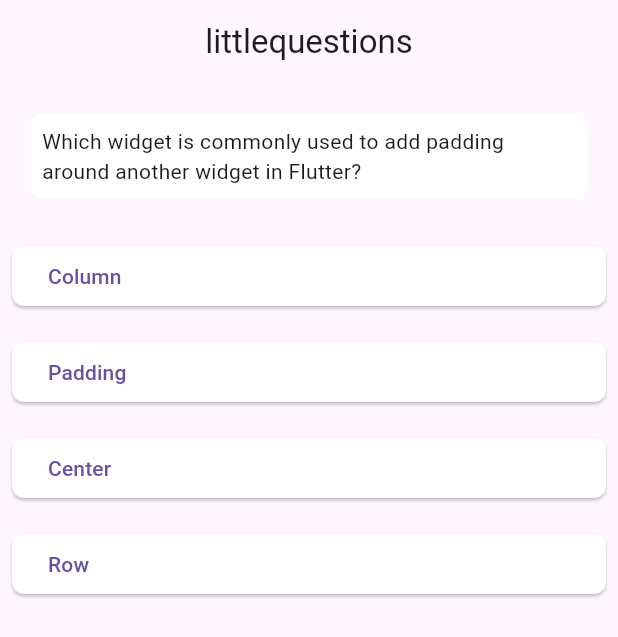
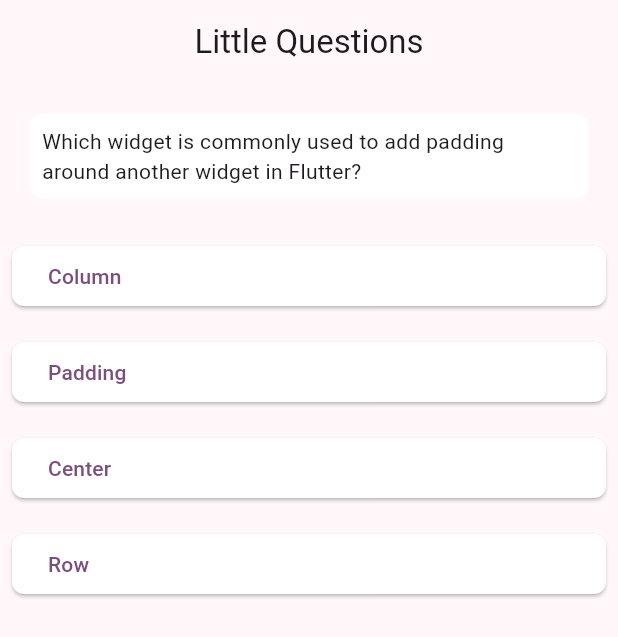
Before and after one commit to suamirochadev/little-questions, a Flutter app: the screen it shows after launch, after a tap on "Scaffold", on a phone screen of 412 x 824 dp. Shown: the top 637 px of the screen. Run offline on Flutter 3.47's test engine with Material 3 defaults, Android fonts, the phone set to English and light mode, and no system bars.

Commit message:
layout: color theme

```diff
--- a/lib/main.dart
+++ b/lib/main.dart
@@ -5,17 +5,17 @@ import 'package:littlequestions/congratulation.dart';
 import 'package:littlequestions/questionnaire.dart';
 
 void main() {
-  runApp(const littleQuestions());
+  runApp(const LittleQuestions());
 }
 
-class littleQuestions extends StatefulWidget {
-  const littleQuestions({super.key});
+class LittleQuestions extends StatefulWidget {
+  const LittleQuestions({super.key});
 
   @override
-  State<littleQuestions> createState() => _littleQuestionsState();
+  State<LittleQuestions> createState() => _LittleQuestionsState();
 }
 
-class _littleQuestionsState extends State<littleQuestions> {
+class _LittleQuestionsState extends State<LittleQuestions> {
   var _selectedQuestion = 0;
   var _totalScore = 0;
 
@@ -82,19 +82,28 @@ class _littleQuestionsState extends State<littleQuestions> {
   @override
   Widget build(BuildContext context) {
     return MaterialApp(
+      theme: ThemeData(
+        colorSchemeSeed: Colors.purpleAccent,
+        ),
       debugShowCheckedModeBanner: false,
       home: Scaffold(
           appBar: AppBar(
             centerTitle: true,
-            title: const Text('littlequestions'),
+            title: const Text('Little Questions'),
           ),
-          body: hasSelectedQuestion
-              ? Questionnaire(
-                  questions: _questions,
-                  selectedQuestion: _selectedQuestion,
-                  answer: answer,
-                )
-              : Congratulation(score: _totalScore, restart: restart)),
+          body: SafeArea(
+            child: Column(
+              children: [
+                hasSelectedQuestion
+                    ? Questionnaire(
+                        questions: _questions,
+                        selectedQuestion: _selectedQuestion,
+                        answer: answer,
+                      )
+                    : Congratulation(score: _totalScore, restart: restart),
+              ],
+            ),
+          )),
     );
   }
 }
```
